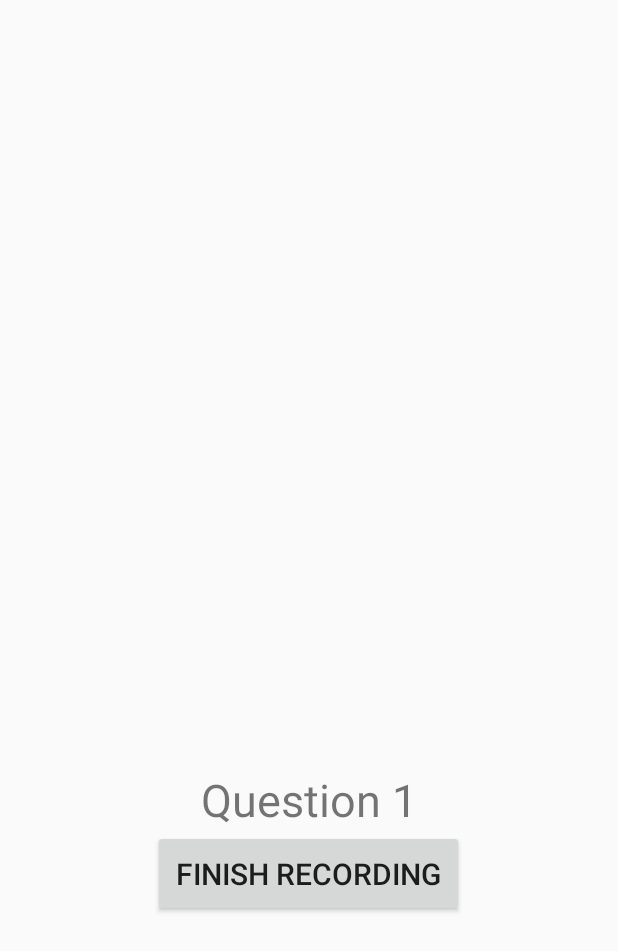
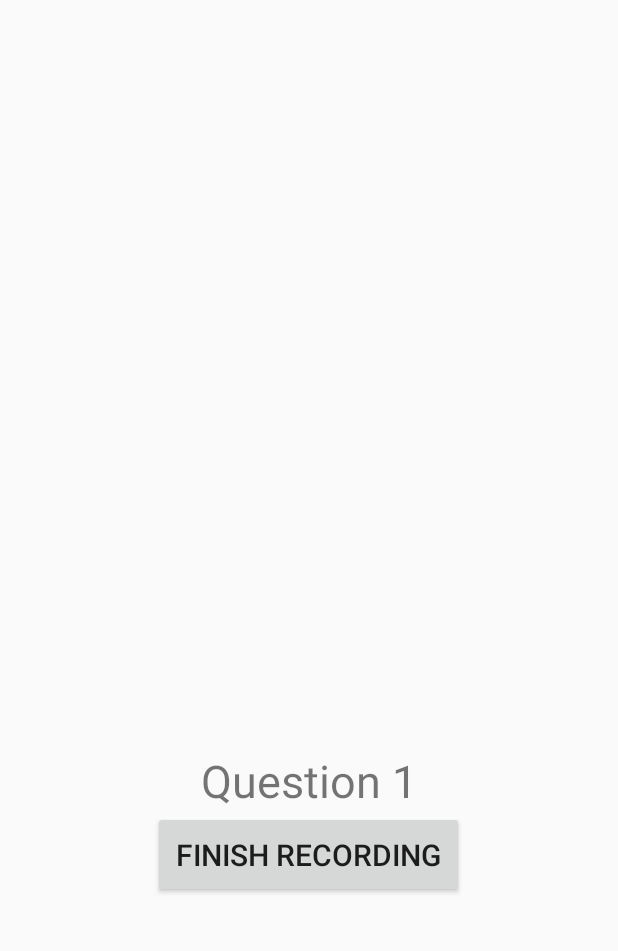
Before and after one commit to fleur101/VideoInterviewApp, an Android app: the layout fragment_camera.xml on its own in the app's theme, with its tools: preview values and no code run, on a phone screen of 412 x 824 dp. Shown: the top 951 px of the screen. Run offline under Robolectric (Android 15) with nearby library versions, the phone set to English and light mode, and no system bars.

Commit message:
alisher's commit - getting back=)

```diff
--- a/app/src/main/res/layout/fragment_camera.xml
+++ b/app/src/main/res/layout/fragment_camera.xml
@@ -4,13 +4,13 @@
     android:layout_height="match_parent"
     tools:context="com.mirka.app.naimi.fragments.CameraFragment"
     android:orientation="vertical"
-    android:gravity="center"
+    android:gravity="center_horizontal"
     >
 
     <FrameLayout
         android:id="@+id/camera_preview"
         android:layout_width="match_parent"
-        android:layout_height="300dp"
+        android:layout_height="500dp"
       >
     </FrameLayout>
     <TextView
```
Also changed, not shown: app/src/main/java/com/mirka/app/naimi/fragments/CameraFragment.java (+8 -11 lines).
